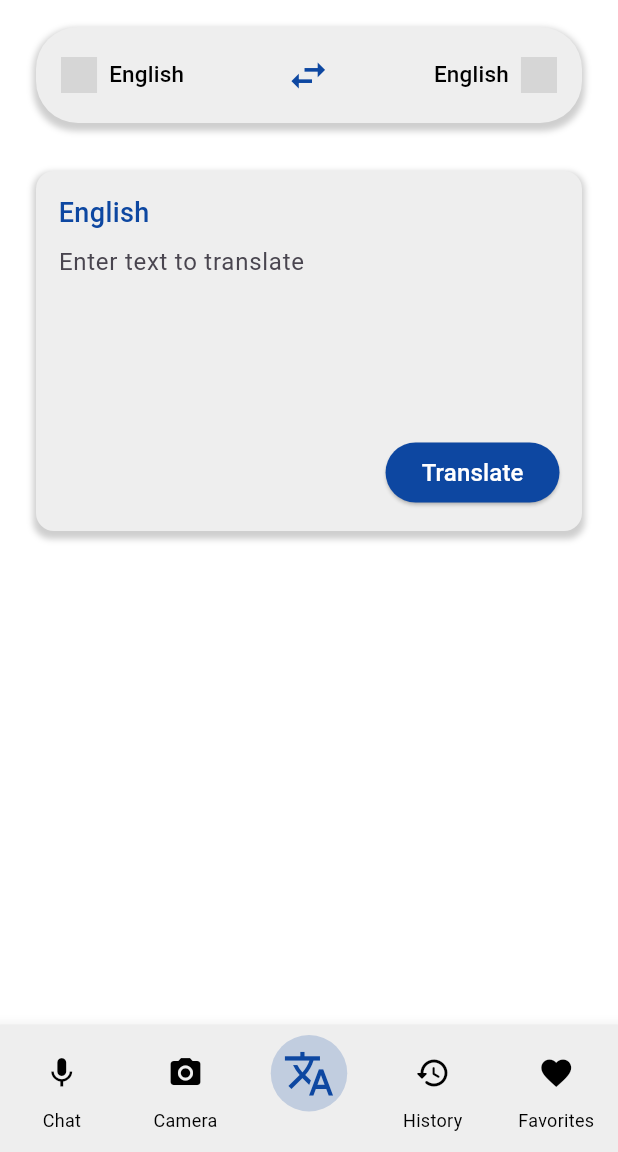
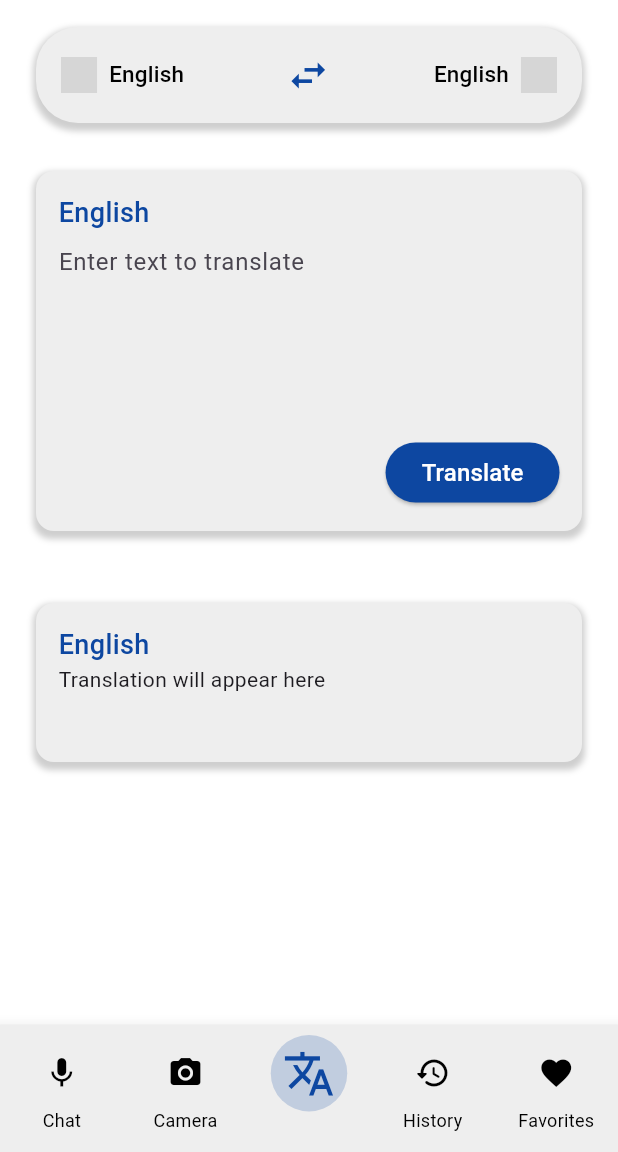
Before and after one commit to DanielLeke/LangConnect, a Flutter app: the HomeView screen opened directly, on a phone screen of 412 x 824 dp, the part 84-1236 px from its top. Run offline on Flutter 3.47's test engine with Material 3 defaults, Android fonts, the phone set to English and light mode, and no system bars; our stand-ins replace cloud_firestore, firebase_auth, firebase_core; missing offline and left inert: country_flags, translator; accounts and stored records are empty; grey boxes are pictures that could not be loaded.

Commit message:
Added a container to display the translated text

```diff
--- a/lib/pages/translation_pages/text_translator.dart
+++ b/lib/pages/translation_pages/text_translator.dart
@@ -157,7 +157,14 @@ class _TranslatorState extends State<Translator> {
               language: selectedValueOne,
               controller: inputController,
               onTranslate: _translateText),
-        )
+        ),
+        Padding(
+          padding: const EdgeInsets.all(24.0),
+          child: TranslatedText(
+            toTranslateLanguage: selectedValue,
+            translatedText: translatedTextHolder ?? "Translation will appear here",
+          ),
+        ),
       ],
     );
   }
@@ -323,6 +330,8 @@ class UntranslatedTextInput extends StatelessWidget {
               alignment: Alignment.bottomRight,
               child: ElevatedButton(
                 style: ElevatedButton.styleFrom(
+                  overlayColor: Colors.white.withOpacity(0.3),
+                  animationDuration: const Duration(milliseconds: 500),
                   backgroundColor: Colors.blue[900],
                   shape: RoundedRectangleBorder(
                     borderRadius: BorderRadius.circular(28),
@@ -344,3 +353,55 @@ class UntranslatedTextInput extends StatelessWidget {
     );
   }
 }
+
+class TranslatedText extends StatelessWidget {
+  final String toTranslateLanguage;
+  final String translatedText;
+
+  const TranslatedText({
+    super.key,
+    required this.toTranslateLanguage,
+    required this.translatedText,
+  });
+
+  @override
+  Widget build(BuildContext context) {
+    return Container(
+      decoration: BoxDecoration(
+        color: Colors.grey[200],
+        borderRadius: BorderRadius.circular(12),
+        boxShadow: [
+          BoxShadow(
+            color: Colors.grey.withOpacity(0.5),
+            spreadRadius: 2,
+            blurRadius: 3,
+            offset: const Offset(0, 3), // changes position of shadow
+          )
+        ],
+      ),
+      child: Padding(
+        padding: const EdgeInsets.all(15.0),
+        child: Column(
+          children: [
+            Container(
+              alignment: Alignment.topLeft,
+              child: Text(
+                toTranslateLanguage,
+                style: TextStyle(
+                  fontSize: 18,
+                  fontWeight: FontWeight.w500,
+                  color: Colors.blue[900],
+                ),
+              ),
+            ),
+            Container(
+              alignment: Alignment.topLeft,
+              child: Text(translatedText)
+            ),
+            const SizedBox(height: 30),
+          ],
+        ),
+      ),
+    );
+  }
+}
```
